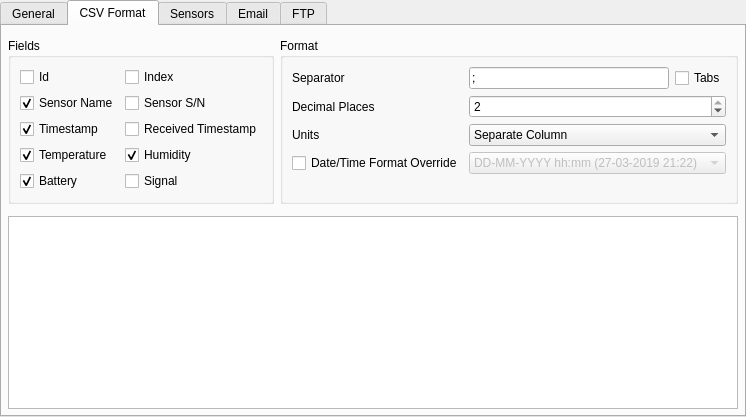
Qt form manager/src/SettingsWidget.ui (porkmarks/sense) before a commit.
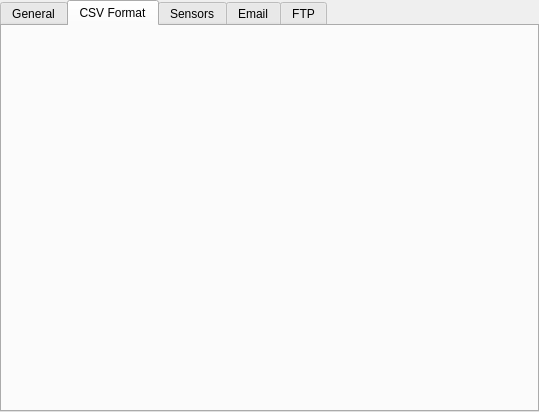
The same form after that commit. The open tabs and pages were chosen to show the change. Icons and pictures are not drawn. Custom widgets are drawn as their Qt base class.

Commit message: Csv settings working (both in settings and edport overrides)

Diff of the .ui file:
```diff
--- a/manager/src/SettingsWidget.ui
+++ b/manager/src/SettingsWidget.ui
@@ -101,7 +101,7 @@
       <attribute name="title">
        <string>CSV Format</string>
       </attribute>
-      <layout class="QVBoxLayout" name="verticalLayout_2" stretch="0,100">
+      <layout class="QVBoxLayout" name="verticalLayout_2">
        <property name="leftMargin">
         <number>6</number>
        </property>
@@ -114,316 +114,6 @@
        <property name="bottomMargin">
         <number>6</number>
        </property>
-       <item>
-        <widget class="QWidget" name="widget_12" native="true">
-         <layout class="QHBoxLayout" name="horizontalLayout_2">
-          <property name="leftMargin">
-           <number>0</number>
-          </property>
-          <property name="topMargin">
-           <number>6</number>
-          </property>
-          <property name="rightMargin">
-           <number>0</number>
-          </property>
-          <property name="bottomMargin">
-           <number>6</number>
-          </property>
-          <item>
-           <widget class="QGroupBox" name="groupBox_3">
-            <property name="title">
-             <string>Fields</string>
-            </property>
-            <layout class="QGridLayout" name="gridLayout_6">
-             <item row="4" column="0">
-              <widget class="QCheckBox" name="csvExportBattery">
-               <property name="text">
-                <string>Battery</string>
-               </property>
-               <property name="icon">
-                <iconset resource="../res/res.qrc">
-                 <normaloff>:/icons/ui/battery-80.png</normaloff>:/icons/ui/battery-80.png</iconset>
-               </property>
-               <property name="checked">
-                <bool>true</bool>
-               </property>
-              </widget>
-             </item>
-             <item row="1" column="0">
-              <widget class="QCheckBox" name="csvExportSensorName">
-               <property name="text">
-                <string>Sensor Name</string>
-               </property>
-               <property name="icon">
-                <iconset resource="../res/res.qrc">
-                 <normaloff>:/icons/ui/sensor.png</normaloff>:/icons/ui/sensor.png</iconset>
-               </property>
-               <property name="checked">
-                <bool>true</bool>
-               </property>
-              </widget>
-             </item>
-             <item row="0" column="0">
-              <widget class="QCheckBox" name="csvExportId">
-               <property name="text">
-                <string>Id</string>
-               </property>
-               <property name="icon">
-                <iconset resource="../res/res.qrc">
-                 <normaloff>:/icons/ui/arrow-right.png</normaloff>:/icons/ui/arrow-right.png</iconset>
-               </property>
-               <property name="checked">
-                <bool>false</bool>
-               </property>
-              </widget>
-             </item>
-             <item row="3" column="1">
-              <widget class="QCheckBox" name="csvExportHumidity">
-               <property name="text">
-                <string>Humidity</string>
-               </property>
-               <property name="icon">
-                <iconset resource="../res/res.qrc">
-                 <normaloff>:/icons/ui/humidity.png</normaloff>:/icons/ui/humidity.png</iconset>
-               </property>
-               <property name="checked">
-                <bool>true</bool>
-               </property>
-              </widget>
-             </item>
-             <item row="1" column="1">
-              <widget class="QCheckBox" name="csvExportSensorSN">
-               <property name="text">
-                <string>Sensor S/N</string>
-               </property>
-               <property name="icon">
-                <iconset resource="../res/res.qrc">
-                 <normaloff>:/icons/ui/sensor.png</normaloff>:/icons/ui/sensor.png</iconset>
-               </property>
-              </widget>
-             </item>
-             <item row="0" column="1">
-              <widget class="QCheckBox" name="csvExportIndex">
-               <property name="text">
-                <string>Index</string>
-               </property>
-               <property name="icon">
-                <iconset resource="../res/res.qrc">
-                 <normaloff>:/icons/ui/arrow-right.png</normaloff>:/icons/ui/arrow-right.png</iconset>
-               </property>
-               <property name="checked">
-                <bool>false</bool>
-               </property>
-              </widget>
-             </item>
-             <item row="3" column="0">
-              <widget class="QCheckBox" name="csvExportTemperature">
-               <property name="text">
-                <string>Temperature</string>
-               </property>
-               <property name="icon">
-                <iconset resource="../res/res.qrc">
-                 <normaloff>:/icons/ui/temperature.png</normaloff>:/icons/ui/temperature.png</iconset>
-               </property>
-               <property name="checked">
-                <bool>true</bool>
-               </property>
-              </widget>
-             </item>
-             <item row="4" column="1">
-              <widget class="QCheckBox" name="csvExportSignal">
-               <property name="text">
-                <string>Signal</string>
-               </property>
-               <property name="icon">
-                <iconset resource="../res/res.qrc">
-                 <normaloff>:/icons/ui/signal-80.png</normaloff>:/icons/ui/signal-80.png</iconset>
-               </property>
-              </widget>
-             </item>
-             <item row="5" column="0" colspan="2">
-              <spacer name="verticalSpacer_7">
-               <property name="orientation">
-                <enum>Qt::Vertical</enum>
-               </property>
-               <property name="sizeHint" stdset="0">
-                <size>
-                 <width>1</width>
-                 <height>1</height>
-                </size>
-               </property>
-              </spacer>
-             </item>
-             <item row="2" column="0">
-              <widget class="QCheckBox" name="csvExportTimePoint">
-               <property name="text">
-                <string>Timestamp</string>
-               </property>
-               <property name="icon">
-                <iconset resource="../res/res.qrc">
-                 <normaloff>:/icons/ui/today.png</normaloff>:/icons/ui/today.png</iconset>
-               </property>
-               <property name="checked">
-                <bool>true</bool>
-               </property>
-              </widget>
-             </item>
-             <item row="2" column="1">
-              <widget class="QCheckBox" name="csvExportReceivedTimePoint">
-               <property name="text">
-                <string>Received Timestamp</string>
-               </property>
-               <property name="icon">
-                <iconset resource="../res/res.qrc">
-                 <normaloff>:/icons/ui/today.png</normaloff>:/icons/ui/today.png</iconset>
-               </property>
-              </widget>
-             </item>
-            </layout>
-           </widget>
-          </item>
-          <item>
-           <widget class="QGroupBox" name="groupBox_4">
-            <property name="title">
-             <string>Format</string>
-            </property>
-            <layout class="QGridLayout" name="gridLayout_7">
-             <item row="0" column="1">
-              <widget class="QLineEdit" name="csvSeparator">
-               <property name="text">
-                <string>;</string>
-               </property>
-               <property name="maxLength">
-                <number>2</number>
-               </property>
-              </widget>
-             </item>
-             <item row="1" column="1" colspan="2">
-              <widget class="QSpinBox" name="csvDecimalPlaces">
-               <property name="maximum">
-                <number>2</number>
-               </property>
-               <property name="value">
-                <number>2</number>
-               </property>
-              </widget>
-             </item>
-             <item row="2" column="1" colspan="2">
-              <widget class="QComboBox" name="csvUnitFormat">
-               <property name="currentIndex">
-                <number>2</number>
-               </property>
-               <item>
-                <property name="text">
-                 <string>None</string>
-                </property>
-               </item>
-               <item>
-                <property name="text">
-                 <string>Embedded</string>
-                </property>
-               </item>
-               <item>
-                <property name="text">
-                 <string>Separate Column</string>
-                </property>
-               </item>
-              </widget>
-             </item>
-             <item row="0" column="2">
-              <widget class="QCheckBox" name="csvTabSeparator">
-               <property name="text">
-                <string>Tabs</string>
-               </property>
-              </widget>
-             </item>
-             <item row="2" column="0">
-              <widget class="QLabel" name="label_32">
-               <property name="text">
-                <string>Units</string>
-               </property>
-              </widget>
-             </item>
-             <item row="0" column="0">
-              <widget class="QLabel" name="label_35">
-               <property name="text">
-                <string>Separator</string>
-               </property>
-              </widget>
-             </item>
-             <item row="3" column="1" colspan="2">
-              <widget class="QComboBox" name="csvDateTimeFormat">
-               <property name="enabled">
-                <bool>false</bool>
-               </property>
-               <item>
-                <property name="text">
-                 <string>DD-MM-YYYY hh:mm (27-03-2019 21:22)</string>
-                </property>
-               </item>
-               <item>
-                <property name="text">
-                 <string>YYYY/MM/DD hh:mm (2019/03/27 21:22)</string>
-                </property>
-               </item>
-               <item>
-                <property name="text">
-                 <string>YYYY-MM-DD hh:mm (2019-03-27 21:22)</string>
-                </property>
-               </item>
-               <item>
-                <property name="text">
-                 <string>MM/DD/YYYY hh:mm (03/27/2019 21:22)</string>
-                </property>
-               </item>
-              </widget>
-             </item>
-             <item row="3" column="0">
-              <widget class="QCheckBox" name="csvDateTimeFormatOverride">
-               <property name="text">
-                <string>Date/Time Format Override</string>
-               </property>
-              </widget>
-             </item>
-             <item row="1" column="0">
-              <widget class="QLabel" name="label_34">
-               <property name="text">
-                <string>Decimal Places</string>
-               </property>
-              </widget>
-             </item>
-             <item row="4" column="0" colspan="3">
-              <spacer name="verticalSpacer_8">
-               <property name="orientation">
-                <enum>Qt::Vertical</enum>
-               </property>
-               <property name="sizeType">
-                <enum>QSizePolicy::MinimumExpanding</enum>
-               </property>
-               <property name="sizeHint" stdset="0">
-                <size>
-                 <width>1</width>
-                 <height>1</height>
-                </size>
-               </property>
-              </spacer>
-             </item>
-            </layout>
-           </widget>
-          </item>
-         </layout>
-        </widget>
-       </item>
-       <item>
-        <widget class="QTextEdit" name="csvPreview">
-         <property name="sizePolicy">
-          <sizepolicy hsizetype="Expanding" vsizetype="MinimumExpanding">
-           <horstretch>0</horstretch>
-           <verstretch>0</verstretch>
-          </sizepolicy>
-         </property>
-        </widget>
-       </item>
       </layout>
      </widget>
      <widget class="QWidget" name="sensorsTab">
@@ -1291,6 +981,14 @@
    </item>
   </layout>
  </widget>
+ <customwidgets>
+  <customwidget>
+   <class>CsvSettingsWidget</class>
+   <extends>QWidget</extends>
+   <header>CsvSettingsWidget.h</header>
+   <container>1</container>
+  </customwidget>
+ </customwidgets>
  <tabstops>
   <tabstop>csvExportId</tabstop>
   <tabstop>csvExportIndex</tabstop>
```
Left out of the diff: 56 changed lines with no effect on the pictures. The commit also changes 10 other files.
